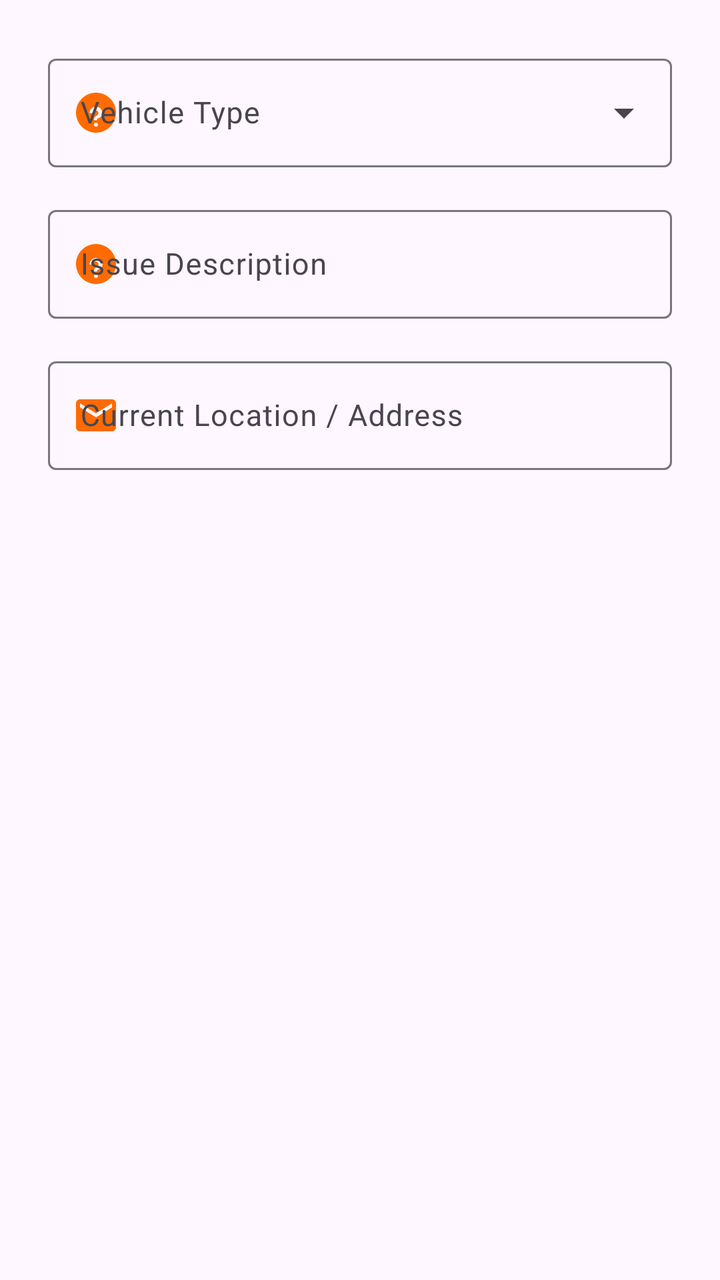
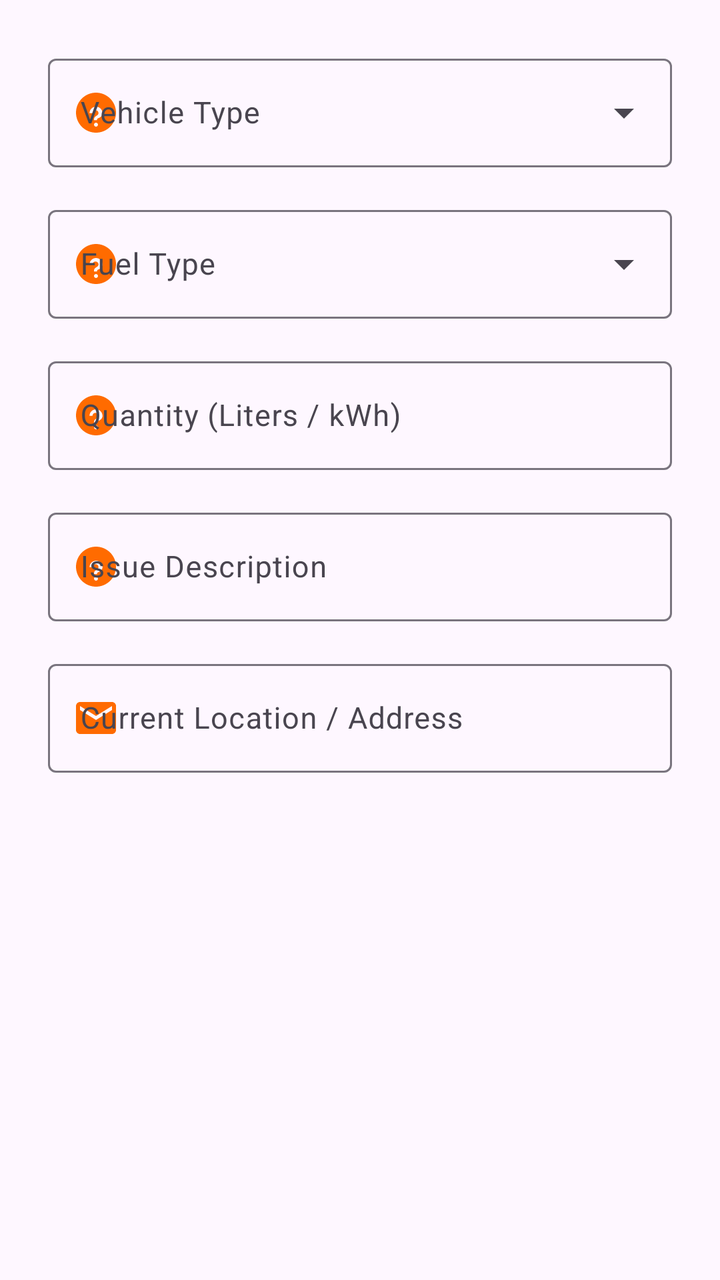

Before-and-after screenshots of an Android layout around one commit, followed by the original layout XML and the change that was made.
<!-- AndroidManifest.xml: application theme Theme.RoadSideAssistance -->
<!-- res/layout/dialog_edit_request.xml -->
<?xml version="1.0" encoding="utf-8"?>
<LinearLayout xmlns:android="http://schemas.android.com/apk/res/android"
    xmlns:app="http://schemas.android.com/apk/res-auto"
    android:layout_width="match_parent"
    android:layout_height="wrap_content"
    android:orientation="vertical"
    android:padding="24dp">

    
    <com.google.android.material.textfield.TextInputLayout
        android:id="@+id/tilEditVehicle"
        style="@style/Widget.Material3.TextInputLayout.OutlinedBox.ExposedDropdownMenu"
        android:layout_width="match_parent"
        android:layout_height="wrap_content"
        android:hint="Vehicle Type"
        app:startIconDrawable="@drawable/ic_help_question"
        app:startIconTint="@color/primary_orange">

        <AutoCompleteTextView
            android:id="@+id/actvEditVehicle"
            android:layout_width="match_parent"
            android:layout_height="wrap_content"
            android:inputType="none"
            android:textSize="15sp" />

    </com.google.android.material.textfield.TextInputLayout>

    
    <com.google.android.material.textfield.TextInputLayout
        android:id="@+id/tilEditIssue"
        style="@style/Widget.Material3.TextInputLayout.OutlinedBox"
        android:layout_width="match_parent"
        android:layout_height="wrap_content"
        android:layout_marginTop="16dp"
        android:hint="Issue Description"
        app:startIconDrawable="@drawable/ic_help_question"
        app:startIconTint="@color/primary_orange">

        <com.google.android.material.textfield.TextInputEditText
            android:id="@+id/etEditIssue"
            android:layout_width="match_parent"
            android:layout_height="wrap_content"
            android:inputType="textLongMessage|textCapSentences"
            android:maxLines="3"
            android:textSize="15sp" />

    </com.google.android.material.textfield.TextInputLayout>

    
    <com.google.android.material.textfield.TextInputLayout
        android:id="@+id/tilEditLocation"
        style="@style/Widget.Material3.TextInputLayout.OutlinedBox"
        android:layout_width="match_parent"
        android:layout_height="wrap_content"
        android:layout_marginTop="16dp"
        android:hint="Current Location / Address"
        app:startIconDrawable="@drawable/ic_email"
        app:startIconTint="@color/primary_orange">

        <com.google.android.material.textfield.TextInputEditText
            android:id="@+id/etEditLocation"
            android:layout_width="match_parent"
            android:layout_height="wrap_content"
            android:inputType="textPostalAddress|textCapWords"
            android:maxLines="2"
            android:textSize="15sp" />

    </com.google.android.material.textfield.TextInputLayout>

</LinearLayout>
<!-- resources referenced by this layout -->
<resources>
  <color name="primary_orange">#FF6B00</color>
  <!-- drawable ic_email (drawable) -->
  <vector xmlns:android="http://schemas.android.com/apk/res/android"
      android:width="24dp"
      android:height="24dp"
      android:viewportWidth="24"
      android:viewportHeight="24">
    <path
        android:fillColor="@color/icon_tint"
        android:pathData="M20,4H4c-1.1,0 -1.99,0.9 -1.99,2L2,18c0,1.1 0.9,2 2,2h16c1.1,0 2,-0.9 2,-2V6c0,-1.1 -0.9,-2 -2,-2zM20,8l-8,5 -8,-5V6l8,5 8,-5v2z"/>
  </vector>
  <!-- drawable ic_help_question (drawable) -->
  <vector xmlns:android="http://schemas.android.com/apk/res/android"
      android:width="24dp"
      android:height="24dp"
      android:viewportWidth="24"
      android:viewportHeight="24">
    <path
        android:fillColor="@color/icon_tint"
        android:pathData="M12,2C6.48,2 2,6.48 2,12s4.48,10 10,10 10,-4.48 10,-10S17.52,2 12,2zM12,19c-0.55,0 -1,-0.45 -1,-1s0.45,-1 1,-1 1,0.45 1,1 -0.45,1 -1,1zM13.07,14.75c-0.42,0.26 -0.57,0.48 -0.57,0.96h-1.5v-0.34c0,-0.83 0.43,-1.3 1.07,-1.69 0.63,-0.38 1.18,-0.74 1.18,-1.43 0,-0.83 -0.67,-1.5 -1.5,-1.5s-1.5,0.67 -1.5,1.5H8.75c0,-1.79 1.46,-3.25 3.25,-3.25s3.25,1.46 3.25,3.25c0,1.26 -0.84,1.86 -1.68,2.37z"/>
  </vector>
  <style name="Theme.RoadSideAssistance" parent="Base.Theme.RoadSideAssistance" />
  <color name="icon_tint">#64748B</color>
  <style name="Base.Theme.RoadSideAssistance" parent="Theme.Material3.DayNight.NoActionBar">
          
          
      </style>
</resources>

<!-- the commit's change to res/layout/dialog_edit_request.xml (unified diff, before → after) -->
@@ -21,6 +21,47 @@
             android:layout_width="match_parent"
             android:layout_height="wrap_content"
             android:inputType="none"
+            android:textSize="15sp" />
+
+    </com.google.android.material.textfield.TextInputLayout>
+
+    
+    <com.google.android.material.textfield.TextInputLayout
+        android:id="@+id/tilEditFuel"
+        style="@style/Widget.Material3.TextInputLayout.OutlinedBox.ExposedDropdownMenu"
+        android:layout_width="match_parent"
+        android:layout_height="wrap_content"
+        android:layout_marginTop="16dp"
+        android:hint="Fuel Type"
+        app:startIconDrawable="@drawable/ic_help_question"
+        app:startIconTint="@color/primary_orange">
+
+        <AutoCompleteTextView
+            android:id="@+id/actvEditFuel"
+            android:layout_width="match_parent"
+            android:layout_height="wrap_content"
+            android:inputType="none"
+            android:textSize="15sp" />
+
+    </com.google.android.material.textfield.TextInputLayout>
+
+    
+    <com.google.android.material.textfield.TextInputLayout
+        android:id="@+id/tilEditQuantity"
+        style="@style/Widget.Material3.TextInputLayout.OutlinedBox"
+        android:layout_width="match_parent"
+        android:layout_height="wrap_content"
+        android:layout_marginTop="16dp"
+        android:hint="Quantity (Liters / kWh)"
+        app:startIconDrawable="@drawable/ic_help_question"
+        app:startIconTint="@color/primary_orange">
+
+        <com.google.android.material.textfield.TextInputEditText
+            android:id="@+id/etEditQuantity"
+            android:layout_width="match_parent"
+            android:layout_height="wrap_content"
+            android:inputType="numberDecimal"
+            android:maxLines="1"
             android:textSize="15sp" />
 
     </com.google.android.material.textfield.TextInputLayout>
